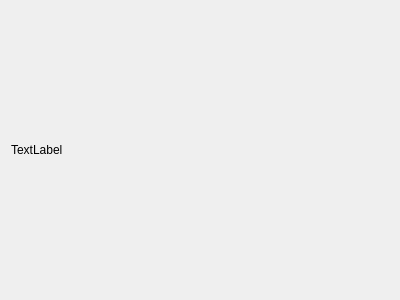
Old version of the form mainwindow.ui in the repository rottaca/FallDetectionProject.
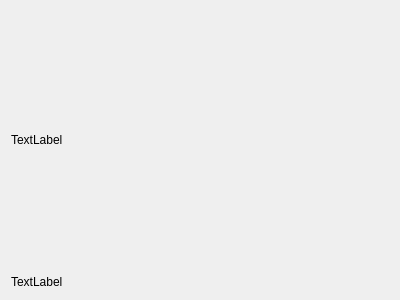
New version of the form. Custom widgets are drawn as their Qt base class.

Commit message: Packed stats for moving objects into struct, added boundingbox for later pedestrian detection. Improved plot class and added title.

Diff of the .ui file:
```diff
--- a/mainwindow.ui
+++ b/mainwindow.ui
@@ -21,7 +21,20 @@
        <string>TextLabel</string>
       </property>
       <property name="scaledContents">
-       <bool>true</bool>
+       <bool>false</bool>
+      </property>
+     </widget>
+    </item>
+    <item row="1" column="0">
+     <widget class="QLabel" name="label_2">
+      <property name="sizePolicy">
+       <sizepolicy hsizetype="Preferred" vsizetype="Maximum">
+        <horstretch>0</horstretch>
+        <verstretch>0</verstretch>
+       </sizepolicy>
+      </property>
+      <property name="text">
+       <string>TextLabel</string>
       </property>
      </widget>
     </item>
@@ -29,6 +42,13 @@
   </widget>
  </widget>
  <layoutdefault spacing="6" margin="11"/>
+ <customwidgets>
+  <customwidget>
+   <class>AspectRatioPixmap</class>
+   <extends>QLabel</extends>
+   <header>aspectratiopixmap.h</header>
+  </customwidget>
+ </customwidgets>
  <resources/>
  <connections/>
 </ui>
```
Left out of the diff: 2 changed lines with no effect on the pictures. The commit also changes 10 other files.
